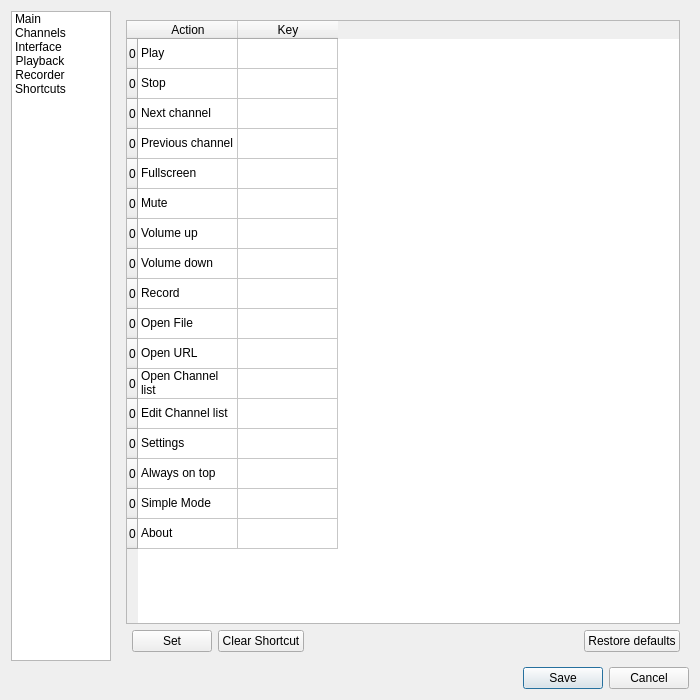
ntadej/tano, file src/ui/EditSettings.ui: the form before one commit.
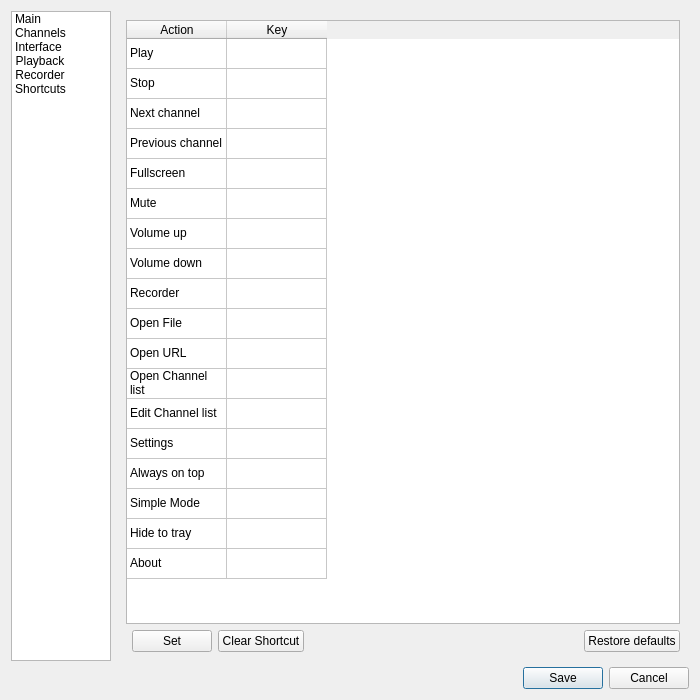
The form after the commit. The open tabs and pages were chosen to show the change. Icons and pictures are not drawn. Custom widgets are drawn as their Qt base class.

Commit message: New shortcuts, Recorder plugin settings, Channel and ChannelEpg updates, ChannelSelect updates, Handlers and Writers updates

```diff
--- a/src/ui/EditSettings.ui
+++ b/src/ui/EditSettings.ui
@@ -831,6 +831,12 @@
            <property name="editTriggers">
             <set>QAbstractItemView::NoEditTriggers</set>
            </property>
+           <attribute name="verticalHeaderVisible">
+            <bool>false</bool>
+           </attribute>
+           <attribute name="verticalHeaderVisible">
+            <bool>false</bool>
+           </attribute>
            <row>
             <property name="text">
              <string>0</string>
@@ -913,7 +919,12 @@
            </row>
            <row>
             <property name="text">
-             <string>0</string>
+             <string notr="true">0</string>
+            </property>
+           </row>
+           <row>
+            <property name="text">
+             <string notr="true">0</string>
             </property>
            </row>
            <column>
@@ -930,170 +941,234 @@
             <property name="text">
              <string>Play</string>
             </property>
+            <property name="flags">
+             <set>ItemIsDragEnabled|ItemIsUserCheckable|ItemIsEnabled</set>
+            </property>
            </item>
            <item row="0" column="1">
             <property name="text">
-             <string/>
+             <string notr="true"> </string>
             </property>
            </item>
            <item row="1" column="0">
             <property name="text">
              <string>Stop</string>
             </property>
+            <property name="flags">
+             <set>ItemIsDragEnabled|ItemIsUserCheckable|ItemIsEnabled</set>
+            </property>
            </item>
            <item row="1" column="1">
             <property name="text">
-             <string/>
+             <string notr="true"> </string>
             </property>
            </item>
            <item row="2" column="0">
             <property name="text">
              <string>Next channel</string>
             </property>
+            <property name="flags">
+             <set>ItemIsDragEnabled|ItemIsUserCheckable|ItemIsEnabled</set>
+            </property>
            </item>
            <item row="2" column="1">
             <property name="text">
-             <string/>
+             <string notr="true"> </string>
             </property>
            </item>
            <item row="3" column="0">
             <property name="text">
              <string>Previous channel</string>
             </property>
+            <property name="flags">
+             <set>ItemIsDragEnabled|ItemIsUserCheckable|ItemIsEnabled</set>
+            </property>
            </item>
            <item row="3" column="1">
             <property name="text">
-             <string/>
+             <string notr="true"> </string>
             </property>
            </item>
            <item row="4" column="0">
             <property name="text">
              <string>Fullscreen</string>
             </property>
+            <property name="flags">
+             <set>ItemIsDragEnabled|ItemIsUserCheckable|ItemIsEnabled</set>
+            </property>
            </item>
            <item row="4" column="1">
             <property name="text">
-             <string/>
+             <string notr="true"> </string>
             </property>
            </item>
            <item row="5" column="0">
             <property name="text">
              <string>Mute</string>
             </property>
+            <property name="flags">
+             <set>ItemIsDragEnabled|ItemIsUserCheckable|ItemIsEnabled</set>
+            </property>
            </item>
            <item row="5" column="1">
             <property name="text">
-             <string/>
+             <string notr="true"> </string>
             </property>
            </item>
            <item row="6" column="0">
             <property name="text">
              <string>Volume up</string>
             </property>
+            <property name="flags">
+             <set>ItemIsDragEnabled|ItemIsUserCheckable|ItemIsEnabled</set>
+            </property>
            </item>
            <item row="6" column="1">
             <property name="text">
-             <string/>
+             <string notr="true"> </string>
             </property>
            </item>
            <item row="7" column="0">
             <property name="text">
              <string>Volume down</string>
             </property>
+            <property name="flags">
+             <set>ItemIsDragEnabled|ItemIsUserCheckable|ItemIsEnabled</set>
+            </property>
            </item>
            <item row="7" column="1">
             <property name="text">
-             <string/>
+             <string notr="true"> </string>
             </property>
            </item>
            <item row="8" column="0">
             <property name="text">
-             <string>Record</string>
+             <string>Recorder</string>
+            </property>
+            <property name="flags">
+             <set>ItemIsDragEnabled|ItemIsUserCheckable|ItemIsEnabled</set>
             </property>
            </item>
            <item row="8" column="1">
             <property name="text">
-             <string/>
+             <string notr="true"> </string>
             </property>
            </item>
            <item row="9" column="0">
             <property name="text">
              <string>Open File</string>
             </property>
+            <property name="flags">
+             <set>ItemIsDragEnabled|ItemIsUserCheckable|ItemIsEnabled</set>
+            </property>
            </item>
            <item row="9" column="1">
             <property name="text">
-             <string/>
+             <string notr="true"> </string>
             </property>
            </item>
            <item row="10" column="0">
             <property name="text">
              <string>Open URL</string>
             </property>
+            <property name="flags">
+             <set>ItemIsDragEnabled|ItemIsUserCheckable|ItemIsEnabled</set>
+            </property>
            </item>
            <item row="10" column="1">
             <property name="text">
-             <string/>
+             <string notr="true"> </string>
             </property>
            </item>
            <item row="11" column="0">
             <property name="text">
              <string>Open Channel list</string>
             </property>
+            <property name="flags">
+             <set>ItemIsDragEnabled|ItemIsUserCheckable|ItemIsEnabled</set>
+            </property>
            </item>
            <item row="11" column="1">
             <property name="text">
-             <string/>
+             <string notr="true"> </string>
             </property>
            </item>
            <item row="12" column="0">
             <property name="text">
              <string>Edit Channel list</string>
             </property>
+            <property name="flags">
+             <set>ItemIsDragEnabled|ItemIsUserCheckable|ItemIsEnabled</set>
+            </property>
            </item>
            <item row="12" column="1">
             <property name="text">
-             <string/>
+             <string notr="true"> </string>
             </property>
            </item>
            <item row="13" column="0">
             <property name="text">
              <string>Settings</string>
             </property>
+            <property name="flags">
+             <set>ItemIsDragEnabled|ItemIsUserCheckable|ItemIsEnabled</set>
+            </property>
            </item>
            <item row="13" column="1">
             <property name="text">
-             <string/>
+             <string notr="true"> </string>
             </property>
            </item>
            <item row="14" column="0">
             <property name="text">
              <string>Always on top</string>
             </property>
+            <property name="flags">
+             <set>ItemIsDragEnabled|ItemIsUserCheckable|ItemIsEnabled</set>
+            </property>
            </item>
            <item row="14" column="1">
             <property name="text">
-             <string/>
+             <string notr="true"> </string>
             </property>
            </item>
            <item row="15" column="0">
             <property name="text">
              <string>Simple Mode</string>
             </property>
+            <property name="flags">
+             <set>ItemIsDragEnabled|ItemIsUserCheckable|ItemIsEnabled</set>
+            </property>
            </item>
            <item row="15" column="1">
             <property name="text">
-             <string/>
+             <string notr="true"> </string>
             </property>
            </item>
            <item row="16" column="0">
             <property name="text">
-             <string>About</string>
+             <string>Hide to tray</string>
+            </property>
+            <property name="flags">
+             <set>ItemIsDragEnabled|ItemIsUserCheckable|ItemIsEnabled</set>
             </property>
            </item>
            <item row="16" column="1">
             <property name="text">
-             <string/>
+             <string notr="true"> </string>
+            </property>
+           </item>
+           <item row="17" column="0">
+            <property name="text">
+             <string>About</string>
+            </property>
+            <property name="flags">
+             <set>ItemIsDragEnabled|ItemIsUserCheckable|ItemIsEnabled</set>
+            </property>
+           </item>
+           <item row="17" column="1">
+            <property name="text">
+             <string notr="true"> </string>
             </property>
            </item>
           </widget>
```
Left out of the diff: 72 changed lines with no effect on the pictures. The commit also changes 31 other files.
